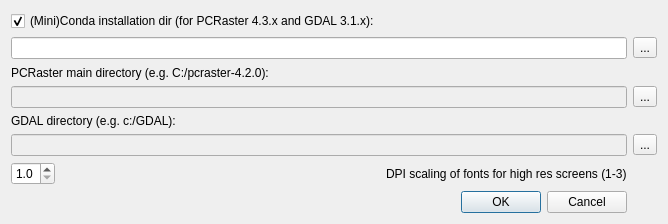
The window that nutshelloptions.ui (vjetten/NutShell) describes before a commit, drawn with Qt 5.
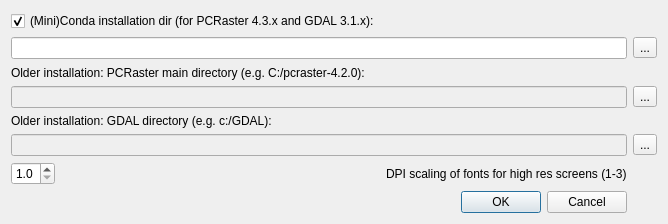
The same window after the commit. Icons and pictures are not drawn.

```diff
--- a/nutshelloptions.ui
+++ b/nutshelloptions.ui
@@ -2,6 +2,9 @@
 <ui version="4.0">
  <class>nutshellOptions</class>
  <widget class="QDialog" name="nutshellOptions">
+  <property name="enabled">
+   <bool>true</bool>
+  </property>
   <property name="geometry">
    <rect>
     <x>0</x>
@@ -88,7 +91,7 @@
    <item row="2" column="0" colspan="2">
     <widget class="QLabel" name="label">
      <property name="text">
-      <string>PCRaster main directory (e.g. C:/pcraster-4.2.0):</string>
+      <string>Older installation: PCRaster main directory (e.g. C:/pcraster-4.2.0):</string>
      </property>
     </widget>
    </item>
@@ -113,7 +116,7 @@
    <item row="4" column="0" colspan="2">
     <widget class="QLabel" name="label_4">
      <property name="text">
-      <string>GDAL directory (e.g. c:/GDAL):</string>
+      <string>Older installation: GDAL directory (e.g. c:/GDAL):</string>
      </property>
     </widget>
    </item>
```
Left out of the diff: 22 changed lines with no effect on the pictures.
